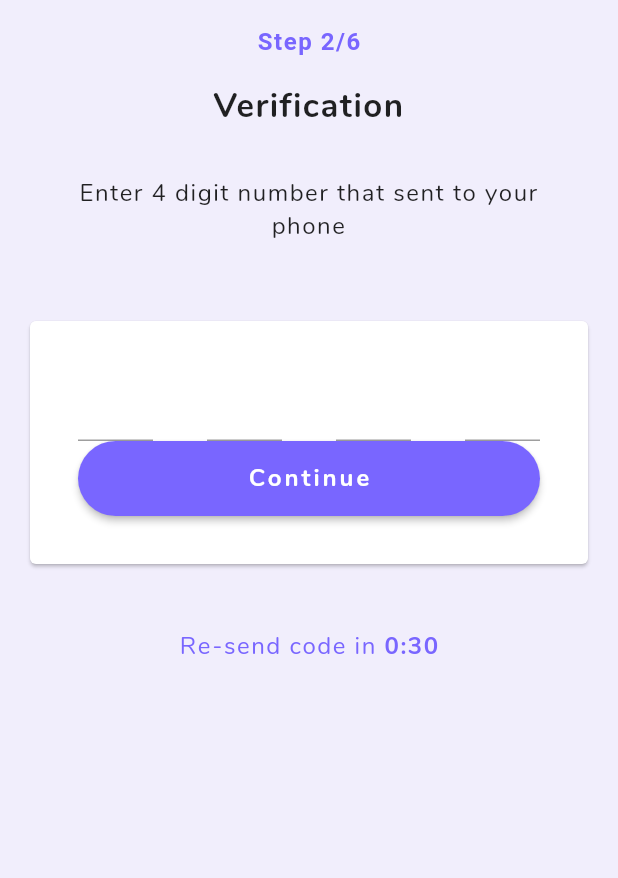
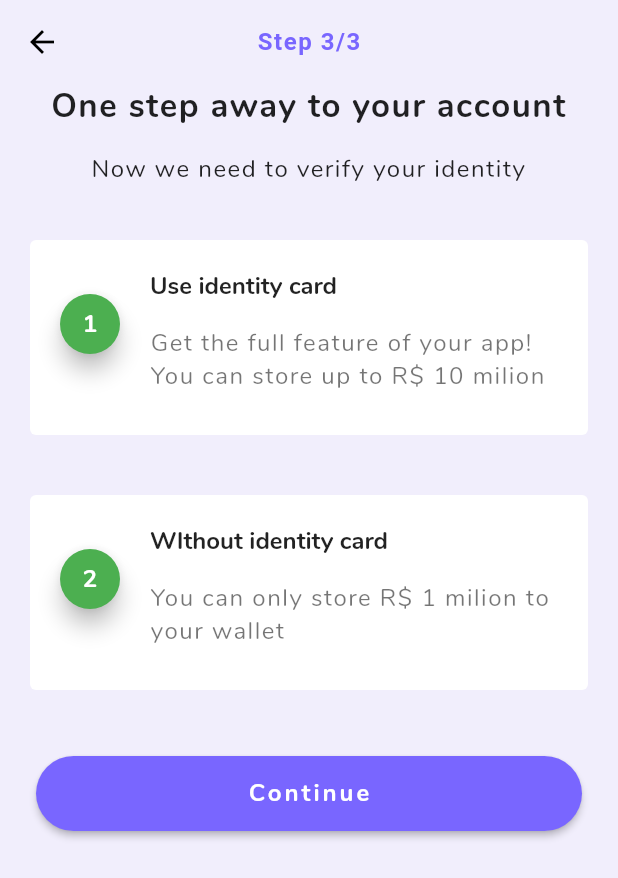
Before and after one commit to maugustosemperfi/personal_finance, a Flutter app: the VerificationScreen screen opened directly, after a tap on "Continue", on a phone screen of 412 x 824 dp. Shown: the top 878 px of the screen. Run offline on Flutter 3.47's test engine with Material 2 defaults, Android fonts, the phone set to English and light mode, and no system bars.

Commit message:
[FEATURE] Creating confirm account screen and modal

```diff
--- a/lib/routes/routes.dart
+++ b/lib/routes/routes.dart
@@ -3,6 +3,7 @@ import 'slide_right_route.dart';
 import 'package:personal_finance/screens/login/login_screen.dart';
 import 'package:personal_finance/screens/register/registration_screen.dart';
 import 'package:personal_finance/screens/verification/verification_screen.dart';
+import 'package:personal_finance/screens/confirm_account/confirm_account.dart';
 
 class AppRoutes {
   static routeSettings(RouteSettings routeSettings) {
@@ -17,5 +18,9 @@ class AppRoutes {
     if (routeSettings.name == '/verification') {
       return SlideRightRoute(widget: VerificationScreen());
     }
+
+    if (routeSettings.name == '/confirmation') {
+      return SlideRightRoute(widget: ConfirmAcountScreen());
+    }
   }
 }
--- /dev/null
+++ b/lib/screens/confirm_account/confirm_account.dart
@@ -0,0 +1,135 @@
+import 'package:flutter/material.dart';
+import 'package:personal_finance/theme/icon_themes.dart';
+import 'package:personal_finance/theme/text_themes.dart';
+import 'confirm_account_dialog.dart';
+
+class ConfirmAcountScreen extends StatefulWidget {
+  _ConfirmAcountScreenState createState() => _ConfirmAcountScreenState();
+}
+
+class _ConfirmAcountScreenState extends State<ConfirmAcountScreen> {
+
+  final dialog = new ConfirmAccountDialog();
+
+  @override
+  Widget build(BuildContext context) {
+    return Container(
+      child: Scaffold(
+        appBar: AppBar(
+          backgroundColor: Colors.transparent,
+          elevation: 0.0,
+          title: Text("Step 3/3"),
+          centerTitle: true,
+          iconTheme: IconThemes.getAppBarPrimary(context),
+          textTheme: TextThemes.getAppBarPrimary(context),
+        ),
+        body: Center(
+          child: Container(
+            child: ListView(
+              children: <Widget>[
+                Column(
+                  mainAxisAlignment: MainAxisAlignment.start,
+                  children: <Widget>[
+                    Text(
+                      "One step away to your account",
+                      textAlign: TextAlign.center,
+                      style: TextThemes.getTitleStyle(),
+                    ),
+                    Container(
+                      padding: EdgeInsets.all(16.0),
+                      child: Text(
+                        "Now we need to verify your identity",
+                        textAlign: TextAlign.center,
+                      ),
+                    ),
+                    Container(
+                      padding: EdgeInsets.all(16.0),
+                      child: Card(
+                        elevation: 0.0,
+                        child: Column(
+                          children: <Widget>[
+                            ListTile(
+                              leading: FloatingActionButton(
+                                child: Text(
+                                  "1",
+                                  style: TextStyle(color: Colors.white),
+                                ),
+                                backgroundColor: Colors.green,
+                                mini: true,
+                                heroTag: null,
+                                onPressed: () {},
+                              ),
+                              title: Text(
+                                "Use identity card",
+                                style: TextStyle(fontWeight: FontWeight.bold),
+                              ),
+                              contentPadding: EdgeInsets.all(16.0),
+                              subtitle: Container(
+                                padding:
+                                    EdgeInsets.only(top: 16.0, bottom: 8.0),
+                                child: Text(
+                                    "Get the full feature of your app! You can store up to R\$ 10 milion"),
+                              ),
+                            ),
+                          ],
+                        ),
+                      ),
+                    ),
+                    Container(
+                      padding: EdgeInsets.all(16.0),
+                      child: Card(
+                        elevation: 0.0,
+                        child: Column(
+                          children: <Widget>[
+                            ListTile(
+                              leading: FloatingActionButton(
+                                child: Text(
+                                  "2",
+                                  style: TextStyle(color: Colors.white),
+                                ),
+                                backgroundColor: Colors.green,
+                                mini: true,
+                                heroTag: null,
+                                onPressed: () {},
+                              ),
+                              title: Text(
+                                "WIthout identity card",
+                                style: TextStyle(fontWeight: FontWeight.bold),
+                              ),
+                              contentPadding: EdgeInsets.all(16.0),
+                              subtitle: Container(
+                                padding:
+                                    EdgeInsets.only(top: 16.0, bottom: 8.0),
+                                child: Text(
+                                    "You can only store R\$ 1 milion to your wallet "),
+                              ),
+                            ),
+                          ],
+                        ),
+                      ),
+                    ),
+                    Container(
+                      padding: EdgeInsets.all(24.0),
+                      child: Row(
+                        children: <Widget>[
+                          Expanded(
+                            child: RaisedButton(
+                              child: Text("Continue"),
+                              onPressed: () {
+                                dialog.openDialog(context);
+                              },
+                            ),
+                          ),
+                        ],
+                      ),
+                    ),
+                  ],
+                )
+              ],
+            ),
+          ),
+        ),
+      ),
+    );
+  }
+}
--- /dev/null
+++ b/lib/screens/confirm_account/confirm_account_dialog.dart
@@ -0,0 +1,42 @@
+import 'package:flutter/material.dart';
+import 'package:personal_finance/theme/text_themes.dart';
+
+class ConfirmAccountDialog {
+  Future<void> openDialog(BuildContext context) async {
+    return showDialog<void>(
+        context: context,
+        barrierDismissible: false,
+        builder: (BuildContext context) {
+          return AlertDialog(
+            content: Container(
+              height: 200.0,
+              width: MediaQuery.of(context).size.width / 100 * 80,
+              child: Column(
+                children: <Widget>[
+                  Text(
+                    "Congratulation",
+                    style: TextThemes.getPrimaryStyle(context),
+                  ),
+                  Container(
+                    padding: EdgeInsets.only(top: 16.0, bottom: 16.0),
+                    child: Text(
+                      "Now you are registered",
+                      style: TextThemes.getTitleStyle(),
+                    ),
+                  ),
+                  Text("Get ready with your wallet")
+                ],
+              ),
+            ),
+            actions: <Widget>[
+              RaisedButton(
+                child: Text("Start now"),
+                onPressed: () {
+                  Navigator.of(context).pop();
+                },
+              ),
+            ],
+          );
+        });
+  }
+}
--- a/lib/screens/register/registration_screen.dart
+++ b/lib/screens/register/registration_screen.dart
@@ -14,7 +14,7 @@ class _RegistrationScreenState extends State<RegistrationScreen> {
         appBar: AppBar(
           backgroundColor: Colors.transparent,
           elevation: 0.0,
-          title: Text("Step 1/6"),
+          title: Text("Step 1/3"),
           centerTitle: true,
           iconTheme: IconThemes.getAppBarPrimary(context),
           textTheme: TextThemes.getAppBarPrimary(context),
--- a/lib/screens/verification/verification_screen.dart
+++ b/lib/screens/verification/verification_screen.dart
@@ -15,7 +15,7 @@ class _VerificationScreenState extends State<VerificationScreen> {
         appBar: AppBar(
           backgroundColor: Colors.transparent,
           elevation: 0.0,
-          title: Text("Step 2/6"),
+          title: Text("Step 2/3"),
           centerTitle: true,
           iconTheme: IconThemes.getAppBarPrimary(context),
           textTheme: TextThemes.getAppBarPrimary(context),
@@ -86,7 +86,9 @@ class _VerificationScreenState extends State<VerificationScreen> {
                                 Expanded(
                                   child: RaisedButton(
                                     child: Text("Continue"),
-                                    onPressed: () {},
+                                    onPressed: () {
+                                      Navigator.pushNamed(context, '/confirmation');
+                                    },
                                   ),
                                 ),
                               ],
```
Also changed, not shown: lib/theme/text_themes.dart (line endings or trailing spaces).
